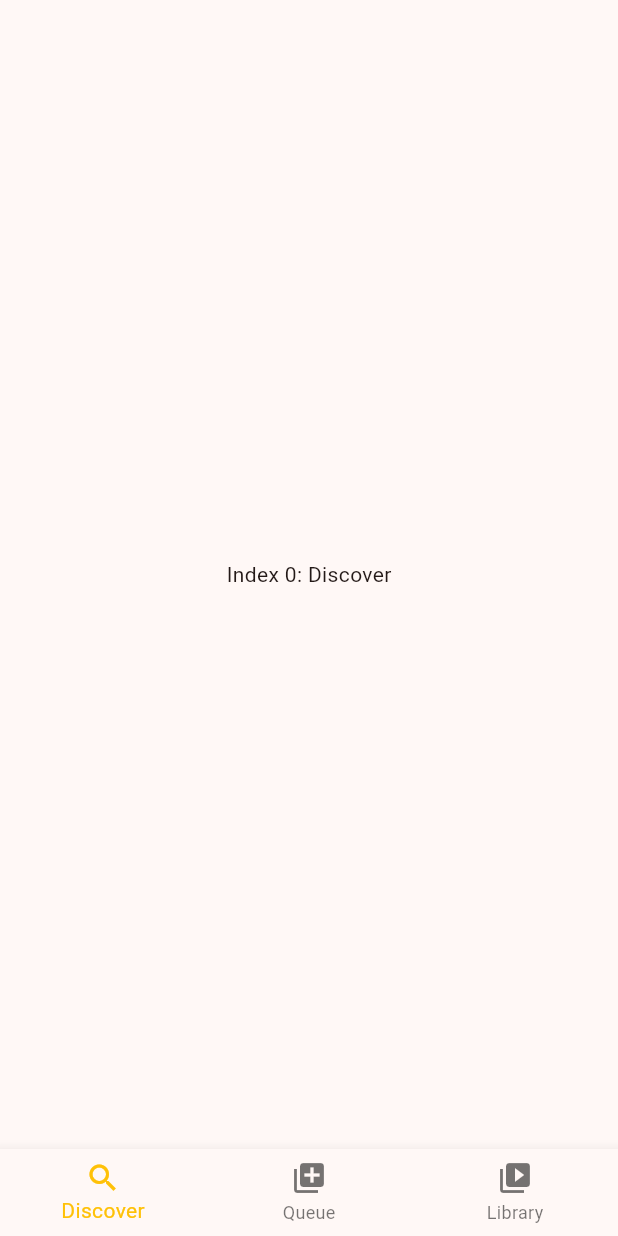
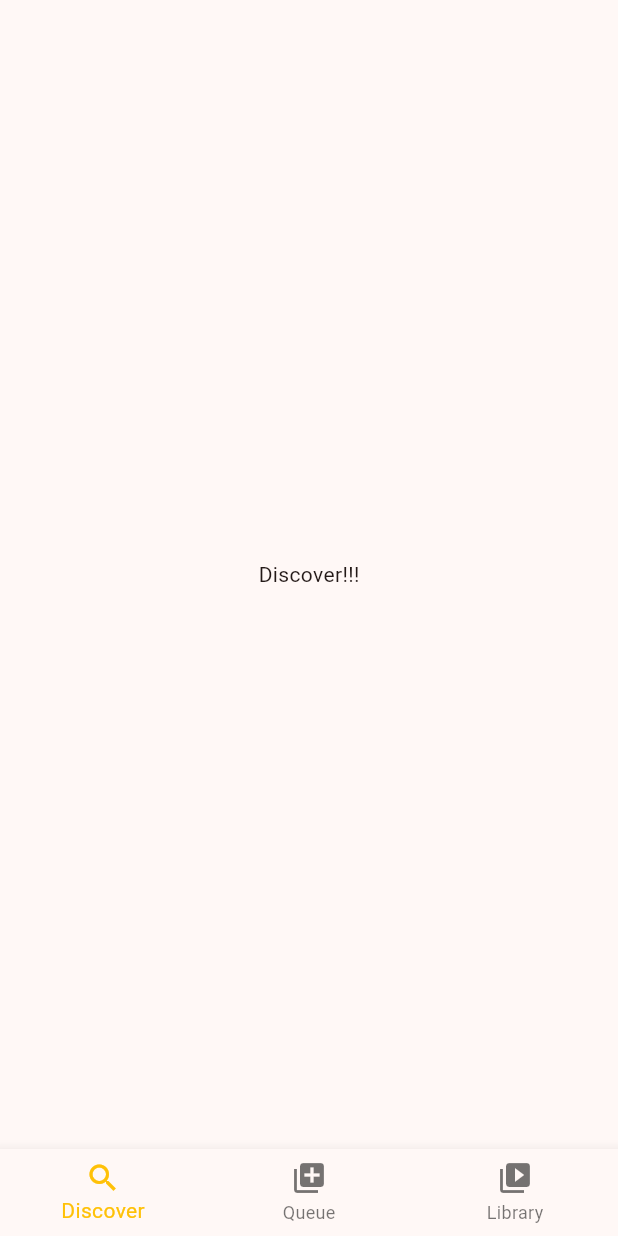
Before and after one commit to logan-larson/Castify, a Flutter app: the screen it shows after launch, on a phone screen of 412 x 824 dp. Run offline on Flutter 3.47's test engine with Material 2 defaults, Android fonts, the phone set to English and light mode, and no system bars.

Commit message:
Init discover screen

```diff
--- a/mobileapp/lib/main.dart
+++ b/mobileapp/lib/main.dart
@@ -1,5 +1,6 @@
 import 'package:flutter/material.dart';
 import 'package:mobileapp/screens/queue.dart';
+import 'package:mobileapp/screens/discover.dart';
 
 void main() {
   runApp(CastifyApp());
@@ -34,7 +35,7 @@ class _HomeState extends State<Home> {
   int _selectedIndex = 0;
 
   static const List<Widget> _widgetOptions = <Widget>[
-    Text('Index 0: Discover'),
+    DiscoverScreen(),
     QueueScreen(),
     Text('Index 2: Library'),
   ];
--- /dev/null
+++ b/mobileapp/lib/screens/discover.dart
@@ -0,0 +1,17 @@
+import 'package:flutter/material.dart';
+
+class DiscoverScreen extends StatefulWidget {
+  const DiscoverScreen({
+    super.key,
+  });
+
+  @override
+  State<DiscoverScreen> createState() => _DiscoverScreenState();
+}
+
+class _DiscoverScreenState extends State<DiscoverScreen> {
+  @override
+  Widget build(BuildContext context) {
+    return Text('Discover!!!');
+  }
+}
```
